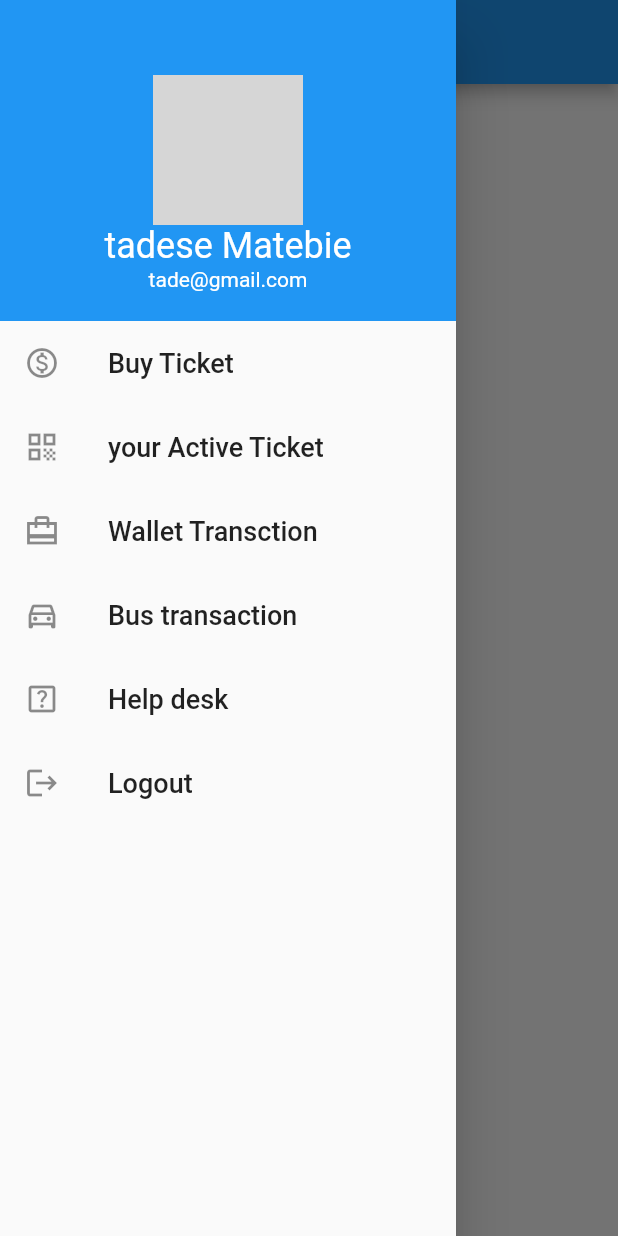
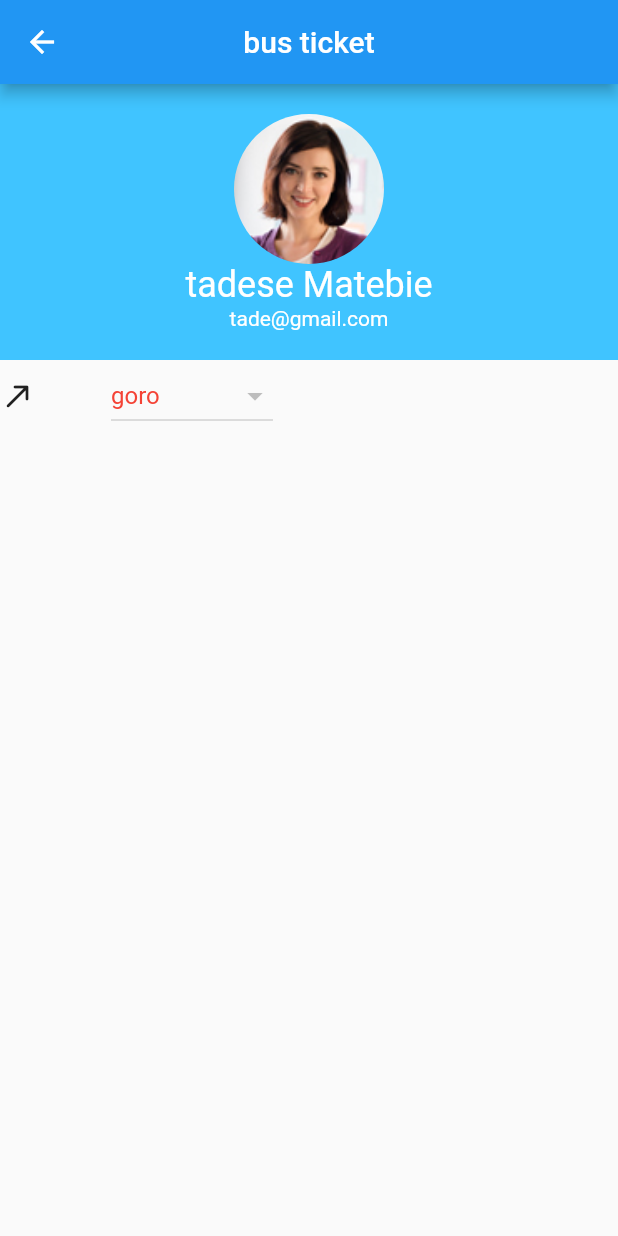
Before and after one commit to tade8388/bus_reservation_app, a Flutter app: the MainHome screen opened directly, in the side drawer, after a tap on "Buy Ticket", on a phone screen of 412 x 824 dp. Run offline on Flutter 3.47's test engine with Material 2 defaults, Android fonts, the phone set to English and light mode, and no system bars; our stand-ins replace flutter_svg; grey boxes are pictures that could not be loaded.

Commit message:
adding dropdown menu in trip

```diff
--- /dev/null
+++ b/lib/bus/journey/trip.dart
@@ -0,0 +1,70 @@
+import 'package:flutter/material.dart';
+
+class Trip extends StatefulWidget {
+  @override
+  _TripState createState() => _TripState();
+}
+
+class _TripState extends State<Trip> {
+  List<String> entryStation = <String>['goro', 'megenagna', 'bole'];
+  @override
+  Widget build(BuildContext context) {
+    return Scaffold(
+      appBar: AppBar(
+        title: Text(
+          "bus ticket",
+        ),
+        centerTitle: true,
+      ),
+      body: Column(children: <Widget>[
+        Container(
+          padding: EdgeInsets.all(20),
+          color: Colors.lightBlueAccent,
+          child: Center(
+            child: Column(children: <Widget>[
+              Container(
+                width: 100,
+                height: 100,
+                // margin: EdgeInsets.only(top: 30),
+                decoration: BoxDecoration(
+                  shape: BoxShape.circle,
+                  image: DecorationImage(
+                    image: AssetImage('images/1.jpg'),
+                    fit: BoxFit.fill,
+                  ),
+                ),
+              ),
+              Text(
+                "tadese Matebie",
+                style: TextStyle(fontSize: 24, color: Colors.white),
+              ),
+              Text(
+                "tade@gmail.com",
+                style: TextStyle(color: Colors.white),
+              ),
+            ]),
+          ),
+        ),
+        Row(
+          children: <Widget>[
+            Icon(
+              Icons.call_made_rounded,
+            ),
+            SizedBox(
+              width: 50,
+            ),
+            DropdownButton(
+                items: entryStation
+                    .map((e) => DropdownMenuItem(
+                          child: Text(
+                            e,
+                            style: TextStyle(color: Colors.red),
+                          ),
+                        ))
+                    .toList()),
+          ],
+        )
+      ]),
+    );
+  }
+}
--- a/lib/bus/main_home.dart
+++ b/lib/bus/main_home.dart
@@ -1,3 +1,4 @@
+import 'package:bus_reservation_app/bus/journey/trip.dart';
 import 'package:flutter/material.dart';
 // import 'package:flutter_svg/flutter_svg.dart';
 
@@ -55,7 +56,12 @@ class _MainHomeState extends State<MainHome> {
                 'Buy Ticket',
                 style: TextStyle(fontSize: 18),
               ),
-              onTap: () {},
+              onTap: () {
+                Navigator.push(
+                  context,
+                  new MaterialPageRoute(builder: (context) => Trip()),
+                );
+              },
             ),
             ListTile(
               leading: Icon(Icons.qr_code_sharp),
--- a/lib/bus/sign_in.dart
+++ b/lib/bus/sign_in.dart
@@ -1,4 +1,4 @@
-import 'package:bus_reservation_app/bus/main_home.dart';
+import 'main_home.dart';
 import 'package:bus_reservation_app/bus/sign_up.dart';
 import 'package:flutter/material.dart';
 import 'package:flutter_svg/flutter_svg.dart';
--- a/pubspec.yaml
+++ b/pubspec.yaml
@@ -50,9 +50,9 @@ flutter:
   uses-material-design: true
 
   # To add assets to your application, add an assets section, like this:
-  # assets:
-  #   - images/a_dot_burr.jpeg
-  #   - images/a_dot_ham.jpeg
+  assets:
+    - images/
+
 
   # An image asset can refer to one or more resolution-specific "variants", see
   # https://flutter.dev/assets-and-images/#resolution-aware.
```
Also changed, not shown: images/1.jpg (added), images/2.jpg (added), images/3.jpg (added), images/4.jpg (added), images/5.jpg (added), images/6.jpg (added), images/a.jpg (added), images/b.PNG (added), images/w.jpg (added), images/wav3.svg (added), images/wave.svg (added), images/wavebar.svg (added), 1 other file.
